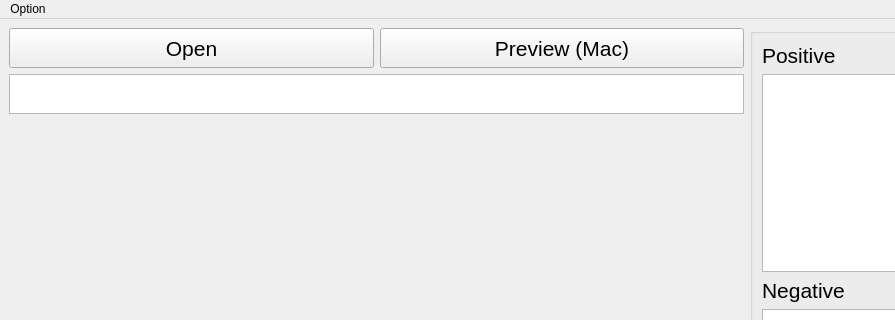
ChrisYangTW/ShowMePrompt, file showmeprompt/showmeprompt_UI.ui: the form before one commit; both pictures show x 0 to 895 and y 0 to 320 of the 1200 by 800 pixel window.
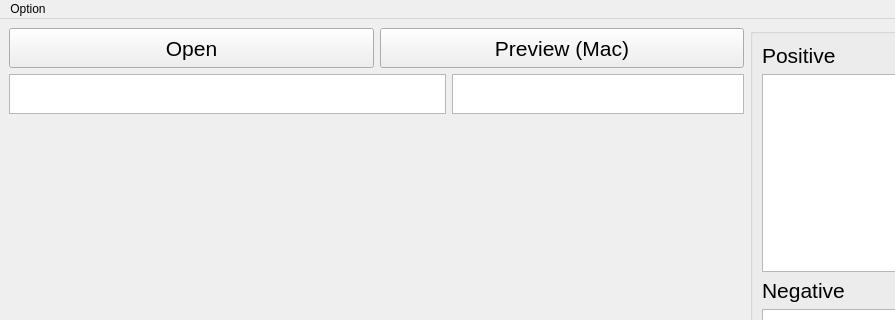
The form after the commit.

Commit message: Add a field to display the model name

```diff
--- a/showmeprompt/showmeprompt_UI.ui
+++ b/showmeprompt/showmeprompt_UI.ui
@@ -70,6 +70,8 @@
        </layout>
       </item>
       <item>
+       <layout class="QHBoxLayout" name="show_info_horizontalLayout" stretch="3,2">
+        <item>
        <widget class="QTextBrowser" name="filename_text_browser">
         <property name="sizePolicy">
          <sizepolicy hsizetype="Expanding" vsizetype="Ignored">
@@ -88,6 +90,23 @@
        </widget>
       </item>
       <item>
+         <widget class="QTextBrowser" name="model_name_text_browser">
+          <property name="sizePolicy">
+           <sizepolicy hsizetype="Expanding" vsizetype="Ignored">
+            <horstretch>0</horstretch>
+            <verstretch>0</verstretch>
+           </sizepolicy>
+          </property>
+          <property name="font">
+           <font>
+            <pointsize>18</pointsize>
+           </font>
+          </property>
+         </widget>
+        </item>
+       </layout>
+      </item>
+      <item>
        <widget class="QLabel" name="main_image_label">
         <property name="sizeIncrement">
          <size>
```
Left out of the diff: 4 changed lines with no effect on the pictures. Lines whose indentation alone changed are shown as unchanged. The commit also changes 6 other files.
